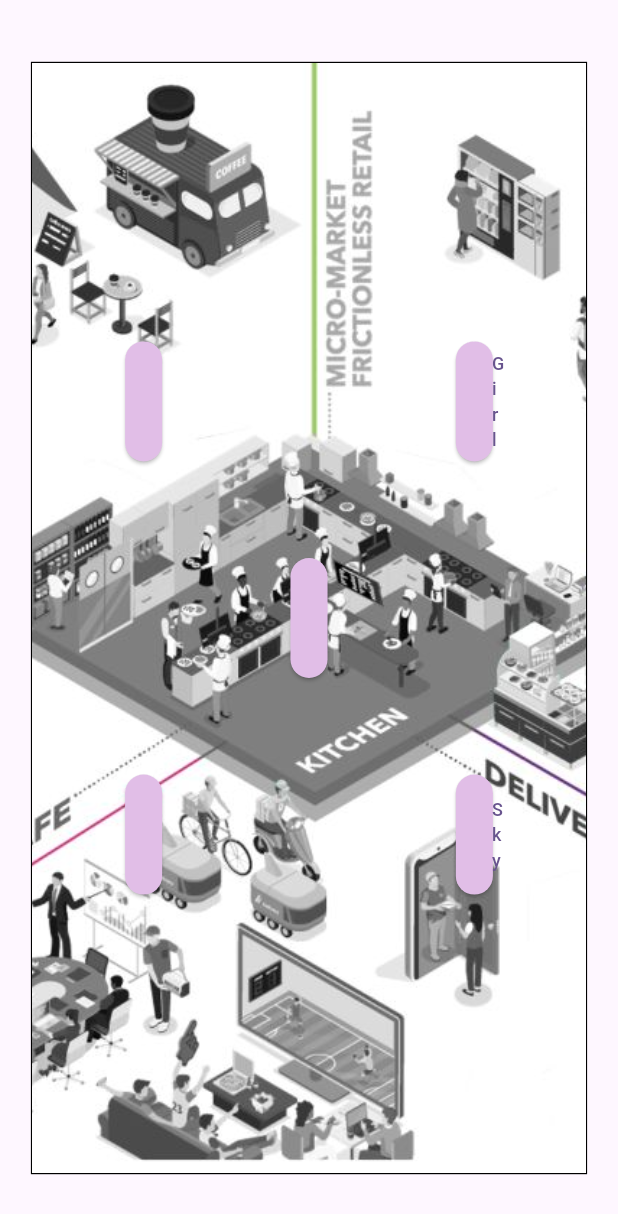
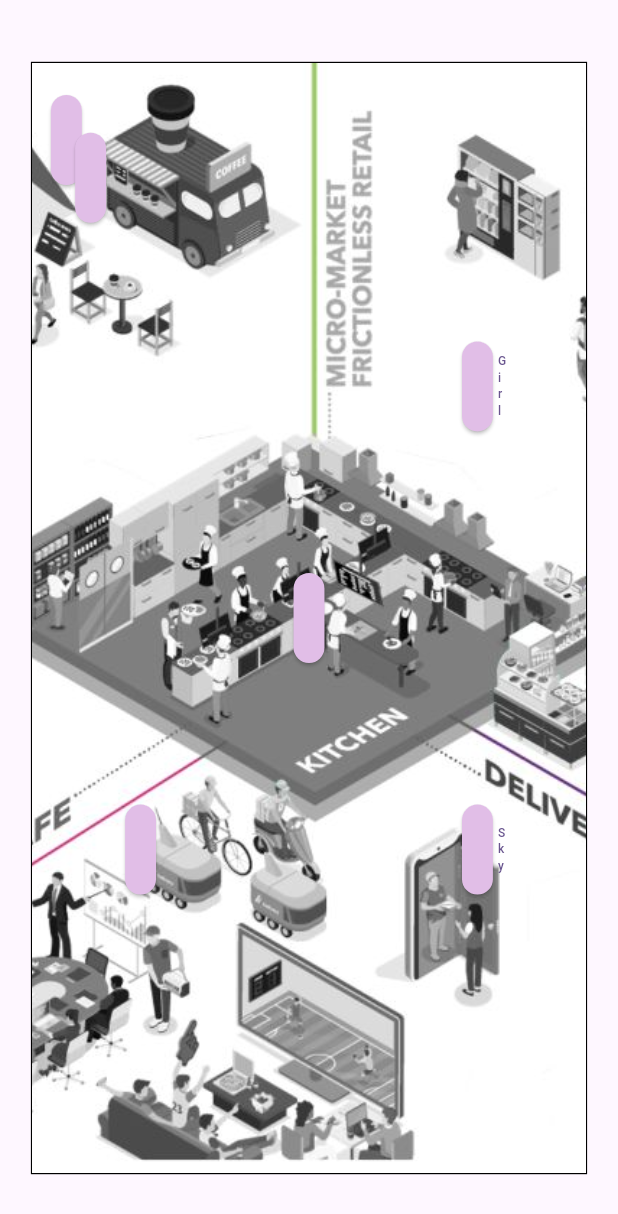
Before and after one commit to heightuser/smartQWeb, a Flutter app: the screen it shows after launch, on a phone screen of 412 x 824 dp. Shown: the top 1214 px of the screen. Run offline on Flutter 3.47's test engine with Material 2 defaults, Android fonts, the phone set to English and light mode, and no system bars; missing offline and left inert: flutter_polygon.

Commit message:
added rotate

```diff
--- a/lib/components/custom_component.dart
+++ b/lib/components/custom_component.dart
@@ -24,19 +24,19 @@ class _CustomComponentState extends State<CustomComponent> {
 
   Widget _buildButton(
       String label, int imageIndex, double baseWidth, double baseHeight,
-      {double? top, double? left, double? right, double? bottom}) {
+      {double? top, double? left, double? right, double? bottom, double? rotate}) {
     return Positioned(
       top: top,
       left: left,
       right: right,
       bottom: bottom,
       child: SizedBox(
-        height: 80,
-        width: baseWidth / 15,
+        height: 60,
+        width: baseWidth / 18,
         child: ClipPolygon(
           sides: 5,
           borderRadius: baseWidth / 240,
-          rotate: 110.0,
+          rotate: rotate ?? 0.0,
           boxShadows: [
             PolygonBoxShadow(color: Colors.black, elevation: 1.0),
             PolygonBoxShadow(color: Colors.grey, elevation: 5),
@@ -54,7 +54,7 @@ class _CustomComponentState extends State<CustomComponent> {
               ),
             ),
             onPressed: () {},
-            child: Text(label, style: TextStyle(fontSize: 12),maxLines: 4,),
+            child: Text(label, style: const TextStyle(fontSize: 8),maxLines: 4,overflow: TextOverflow.clip,),
             onHover: (bool isHovered) {
               setState(() {
                 path = isHovered ? images[imageIndex] : basePath;
@@ -94,8 +94,10 @@ class _CustomComponentState extends State<CustomComponent> {
                 ),
               ),
             ),
-            _buildButton("Flower", 0, baseWidth, baseHeight,
-                top: baseHeight / 4, left: baseWidth / 6),
+            _buildButton("QR code for ordering", 1, baseWidth, baseHeight,
+                top: baseHeight / 35, left: baseWidth / 30, rotate: 10),
+            _buildButton("Conference & Events", 1, baseWidth, baseHeight,
+                top: baseHeight / 16, left: baseWidth / 13,rotate: 335),
             _buildButton("Girl", 1, baseWidth, baseHeight,
                 top: baseHeight / 4, right: baseWidth / 6),
             _buildButton("Night", 2, baseWidth, baseHeight)
```
